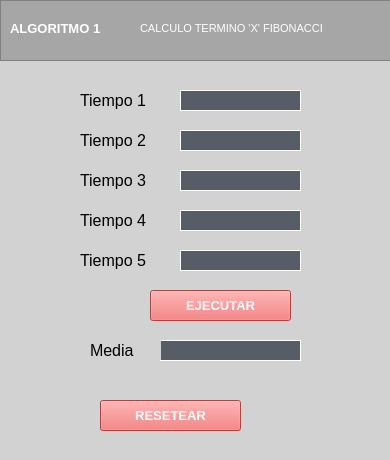
Qt form algoritmo1window.ui (Ptts2/AC-03) before a commit.
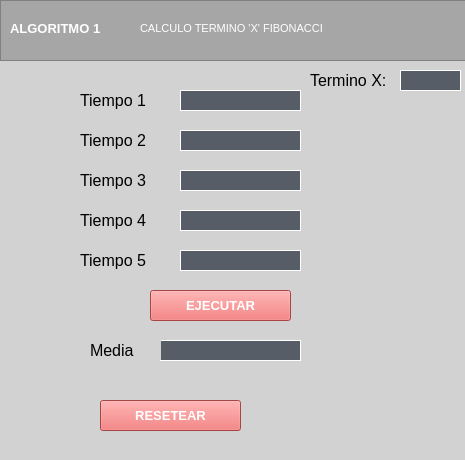
The same form after that commit. Icons and pictures are not drawn.

The edit to the form file:
```diff
--- a/algoritmo1window.ui
+++ b/algoritmo1window.ui
@@ -6,7 +6,7 @@
    <rect>
     <x>0</x>
     <y>0</y>
-    <width>390</width>
+    <width>465</width>
     <height>460</height>
    </rect>
   </property>
@@ -25,7 +25,7 @@
     <rect>
      <x>0</x>
      <y>0</y>
-     <width>391</width>
+     <width>471</width>
      <height>61</height>
     </rect>
    </property>
@@ -425,6 +425,50 @@
     <string>RESETEAR</string>
    </property>
   </widget>
+  <widget class="QLabel" name="textoTerminoX">
+   <property name="geometry">
+    <rect>
+     <x>310</x>
+     <y>70</y>
+     <width>91</width>
+     <height>20</height>
+    </rect>
+   </property>
+   <property name="font">
+    <font>
+     <pointsize>12</pointsize>
+     <weight>50</weight>
+     <bold>false</bold>
+    </font>
+   </property>
+   <property name="text">
+    <string>Termino X:</string>
+   </property>
+  </widget>
+  <widget class="QLineEdit" name="terminoXLabel">
+   <property name="geometry">
+    <rect>
+     <x>400</x>
+     <y>70</y>
+     <width>61</width>
+     <height>21</height>
+    </rect>
+   </property>
+   <property name="font">
+    <font>
+     <weight>75</weight>
+     <bold>true</bold>
+    </font>
+   </property>
+   <property name="styleSheet">
+    <string notr="true">background-color: rgb(86, 93, 103);
+border-color: rgb(255, 255, 255);
+border-style: solid;
+color: rgb(255, 255, 255);
+border-width: 1px
+</string>
+   </property>
+  </widget>
  </widget>
  <resources>
   <include location="icon.qrc"/>
```
